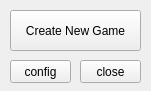
This is src/mainwindow.ui in gra1024/Procon30_simulator as Qt 5 draws it before an edit. The edited form follows.
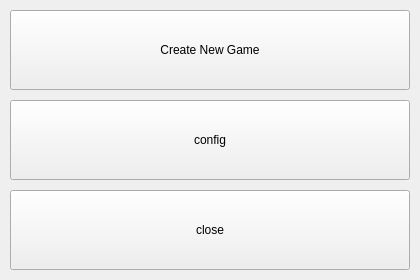
This is the edited form.

Diff of the .ui file:
```diff
--- a/src/mainwindow.ui
+++ b/src/mainwindow.ui
@@ -9,8 +9,8 @@
    <rect>
     <x>0</x>
     <y>0</y>
-    <width>151</width>
-    <height>91</height>
+    <width>420</width>
+    <height>280</height>
    </rect>
   </property>
   <property name="font">
@@ -21,41 +21,56 @@
   <property name="windowTitle">
    <string>MainWindow</string>
   </property>
-  <widget class="QPushButton" name="pushButton_config">
-   <property name="geometry">
-    <rect>
-     <x>10</x>
-     <y>60</y>
-     <width>61</width>
-     <height>23</height>
-    </rect>
-   </property>
-   <property name="text">
-    <string>config</string>
-   </property>
-  </widget>
   <widget class="QPushButton" name="pushButton_close">
    <property name="geometry">
     <rect>
-     <x>80</x>
-     <y>60</y>
-     <width>61</width>
-     <height>23</height>
+     <x>10</x>
+     <y>190</y>
+     <width>400</width>
+     <height>80</height>
     </rect>
    </property>
    <property name="text">
     <string>close</string>
    </property>
   </widget>
+  <widget class="QPushButton" name="pushButton_config">
+   <property name="geometry">
+    <rect>
+     <x>10</x>
+     <y>100</y>
+     <width>400</width>
+     <height>80</height>
+    </rect>
+   </property>
+   <property name="text">
+    <string>config</string>
+   </property>
+  </widget>
   <widget class="QPushButton" name="pushButton_createNewGame">
+   <property name="enabled">
+    <bool>true</bool>
+   </property>
    <property name="geometry">
     <rect>
      <x>10</x>
      <y>10</y>
-     <width>131</width>
-     <height>41</height>
+     <width>400</width>
+     <height>80</height>
     </rect>
    </property>
+   <property name="maximumSize">
+    <size>
+     <width>16777215</width>
+     <height>16777215</height>
+    </size>
+   </property>
+   <property name="cursor">
+    <cursorShape>ArrowCursor</cursorShape>
+   </property>
+   <property name="mouseTracking">
+    <bool>false</bool>
+   </property>
    <property name="text">
     <string>Create New Game</string>
    </property>
```
